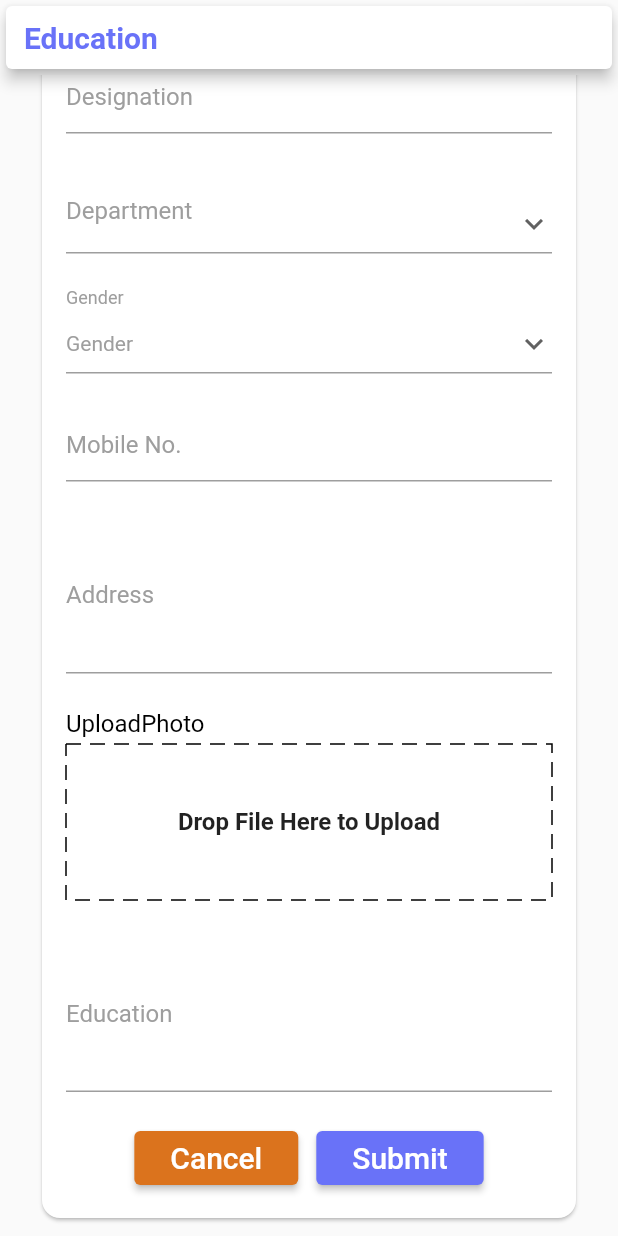
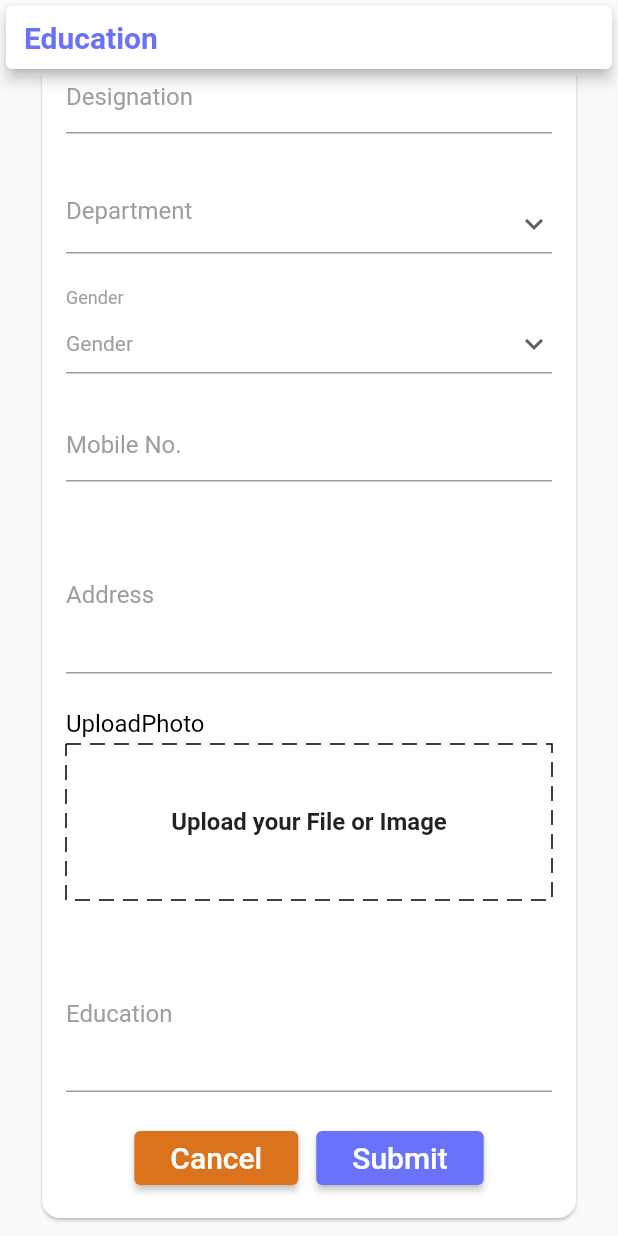
Before and after one commit to harshchudasma-easternts/crud_Demo, a Flutter app: the AdmissionForm screen opened by its route, scrolled down 576 dp, on a phone screen of 412 x 824 dp. Run offline on Flutter 3.47's test engine with Material 2 defaults, Android fonts, the phone set to English and light mode, and no system bars; drawn by our look-alikes of dotted_border; our stand-ins replace dropdown_button2, email_validator, image_picker, permission_handler, sqflite; accounts and stored records are empty.

Commit message:
upload image or file commit by me

```diff
--- a/lib/screens/form_screens/screens/AdmissionForm.dart
+++ b/lib/screens/form_screens/screens/AdmissionForm.dart
@@ -680,7 +680,7 @@ class _AdmissionFormState extends State<AdmissionForm> {
                                                 height: 100.0,
                                                 color: Colors.white,
                                                 child: Text(
-                                                  "Drop File Here to Upload",
+                                                  "Upload your File or Image",
                                                   style: TextStyle(
                                                     fontSize: 16.0,
                                                     fontWeight: FontWeight.bold,
@@ -1218,7 +1218,7 @@ class _AdmissionFormState extends State<AdmissionForm> {
                                           height: 100.0,
                                           color: Colors.white,
                                           child: Text(
-                                            "Drop File Here to Upload",
+                                            "Upload your File or Image",
                                             style: TextStyle(
                                               fontSize: 16.0,
                                               fontWeight: FontWeight.bold,
```
